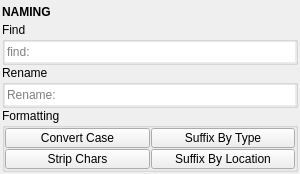
m3trik/mayatk, file mayatk/edit_utils/naming/naming.ui: the form before one commit.
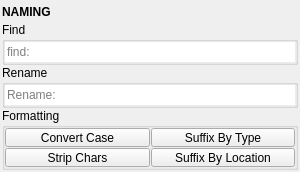
The form after the commit. Custom widgets are drawn as their Qt base class.

Diff of the .ui file:
```diff
--- a/mayatk/edit_utils/naming/naming.ui
+++ b/mayatk/edit_utils/naming/naming.ui
@@ -196,13 +196,13 @@
            <property name="minimumSize">
             <size>
              <width>0</width>
-             <height>20</height>
+             <height>19</height>
             </size>
            </property>
            <property name="maximumSize">
             <size>
              <width>16777215</width>
-             <height>20</height>
+             <height>19</height>
             </size>
            </property>
            <property name="toolTip">
@@ -227,13 +227,13 @@
            <property name="minimumSize">
             <size>
              <width>0</width>
-             <height>20</height>
+             <height>19</height>
             </size>
            </property>
            <property name="maximumSize">
             <size>
              <width>16777215</width>
-             <height>20</height>
+             <height>19</height>
             </size>
            </property>
            <property name="toolTip">
@@ -258,13 +258,13 @@
            <property name="minimumSize">
             <size>
              <width>0</width>
-             <height>20</height>
+             <height>19</height>
             </size>
            </property>
            <property name="maximumSize">
             <size>
              <width>16777215</width>
-             <height>20</height>
+             <height>19</height>
             </size>
            </property>
            <property name="toolTip">
@@ -289,13 +289,13 @@
            <property name="minimumSize">
             <size>
              <width>0</width>
-             <height>20</height>
+             <height>19</height>
             </size>
            </property>
            <property name="maximumSize">
             <size>
              <width>16777215</width>
-             <height>20</height>
+             <height>19</height>
             </size>
            </property>
            <property name="toolTip">
```
